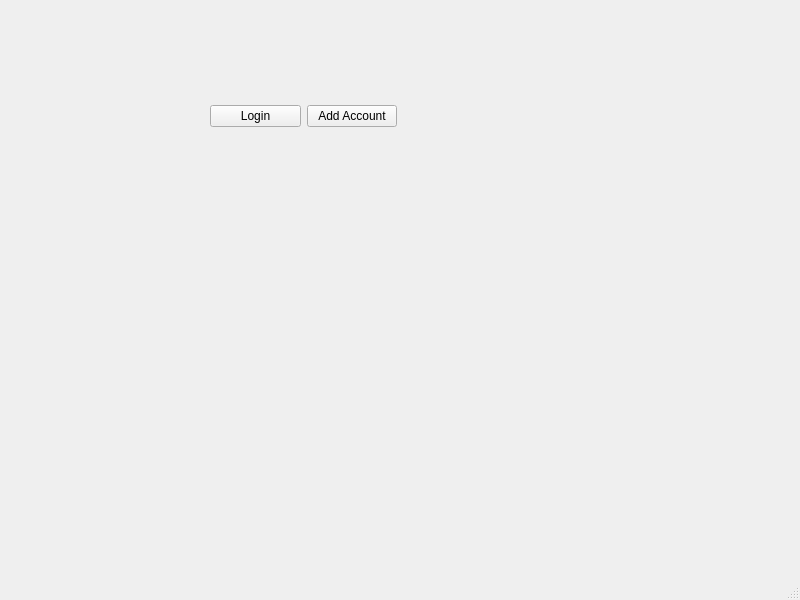
Before: the Qt Designer form extra/GUI/mainwindow.ui in juliwess/trading-market, drawn with Qt 5.
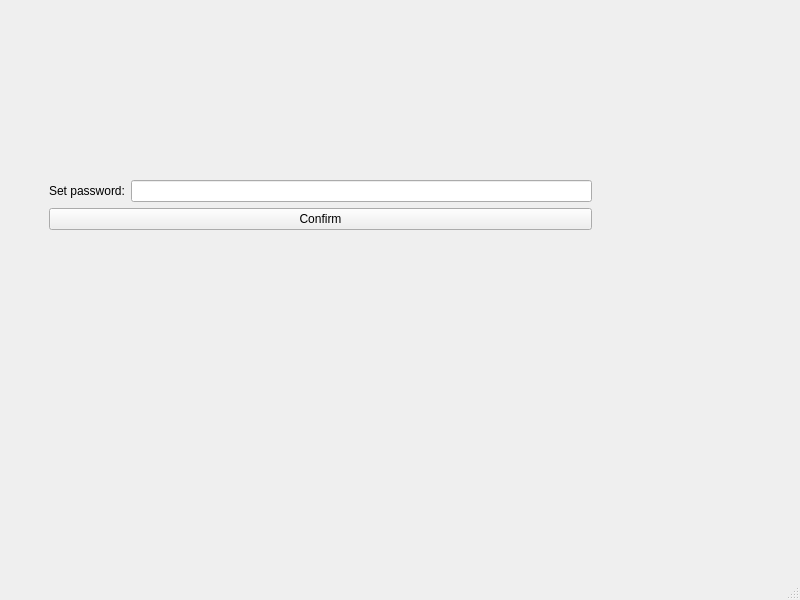
After: the same form once the commit is applied. The open tabs and pages were chosen to show the change.

Diff of the .ui file:
```diff
--- a/extra/GUI/mainwindow.ui
+++ b/extra/GUI/mainwindow.ui
@@ -17,26 +17,58 @@
    <widget class="QStackedWidget" name="stackedWidget">
     <property name="geometry">
      <rect>
-      <x>190</x>
-      <y>70</y>
-      <width>261</width>
-      <height>201</height>
+      <x>40</x>
+      <y>60</y>
+      <width>561</width>
+      <height>291</height>
      </rect>
     </property>
     <property name="currentIndex">
      <number>1</number>
     </property>
-    <widget class="QWidget" name="page"/>
-    <widget class="QWidget" name="page_2">
-     <widget class="QWidget" name="">
-      <property name="geometry">
-       <rect>
-        <x>20</x>
-        <y>30</y>
-        <width>187</width>
-        <height>32</height>
-       </rect>
-      </property>
+    <widget class="QWidget" name="addAccountPage">
+     <layout class="QVBoxLayout" name="verticalLayout_2">
+      <item>
+       <layout class="QVBoxLayout" name="verticalLayout_4">
+        <item>
+         <layout class="QVBoxLayout" name="verticalLayout_3">
+          <item>
+           <layout class="QHBoxLayout" name="horizontalLayout_2">
+            <item>
+             <widget class="QLabel" name="label_3">
+              <property name="text">
+               <string>Set password:</string>
+              </property>
+             </widget>
+            </item>
+            <item>
+             <widget class="QLineEdit" name="passwordLineEdit"/>
+            </item>
+           </layout>
+          </item>
+         </layout>
+        </item>
+        <item>
+         <widget class="QPushButton" name="confirmButton">
+          <property name="text">
+           <string>Confirm</string>
+          </property>
+         </widget>
+        </item>
+       </layout>
+      </item>
+     </layout>
+    </widget>
+    <widget class="QWidget" name="mainPage">
+     <layout class="QVBoxLayout" name="verticalLayout">
+      <item>
+       <widget class="QLabel" name="label_2">
+        <property name="text">
+         <string>Trading-Market:</string>
+        </property>
+       </widget>
+      </item>
+      <item>
       <layout class="QHBoxLayout" name="horizontalLayout">
        <item>
         <widget class="QPushButton" name="enterLoginButton">
@@ -53,8 +85,22 @@
         </widget>
        </item>
       </layout>
-     </widget>
-    </widget>
+      </item>
+     </layout>
+    </widget>
+   </widget>
+   <widget class="QLabel" name="IDlabel">
+    <property name="geometry">
+     <rect>
+      <x>440</x>
+      <y>0</y>
+      <width>233</width>
+      <height>57</height>
+     </rect>
+    </property>
+    <property name="text">
+     <string/>
+    </property>
    </widget>
   </widget>
   <widget class="QMenuBar" name="menubar">
```
Lines whose indentation alone changed are shown as unchanged.
